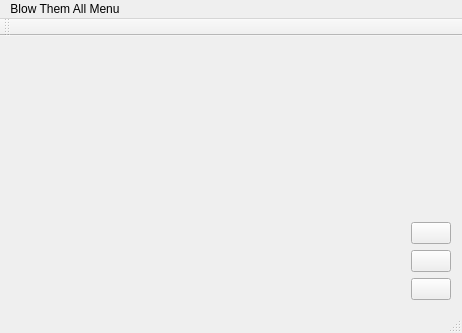
Old version of the form qtclient/TheGame/mainwindow.ui in the repository z7z8th/blowthemall.
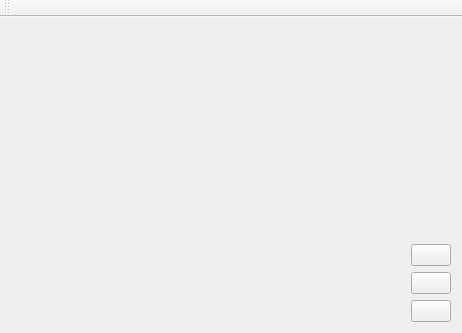
New version of the form. Icons and pictures are not drawn.

Commit message: just removing  maintoolbar and statusbar and i had renamed some variables.

The edit to the form file:
```diff
--- a/qtclient/TheGame/mainwindow.ui
+++ b/qtclient/TheGame/mainwindow.ui
@@ -109,23 +109,6 @@
     <bool>false</bool>
    </attribute>
   </widget>
-  <widget class="QStatusBar" name="statusBar"/>
-  <widget class="QMenuBar" name="menuBar">
-   <property name="geometry">
-    <rect>
-     <x>0</x>
-     <y>0</y>
-     <width>462</width>
-     <height>25</height>
-    </rect>
-   </property>
-   <widget class="QMenu" name="menuBlow_Them_All_Menu">
-    <property name="title">
-     <string>Blow Them All Menu</string>
-    </property>
-   </widget>
-   <addaction name="menuBlow_Them_All_Menu"/>
-  </widget>
  </widget>
  <layoutdefault spacing="6" margin="11"/>
  <resources>
```
Left out of the diff: 6 changed lines with no effect on the pictures.
